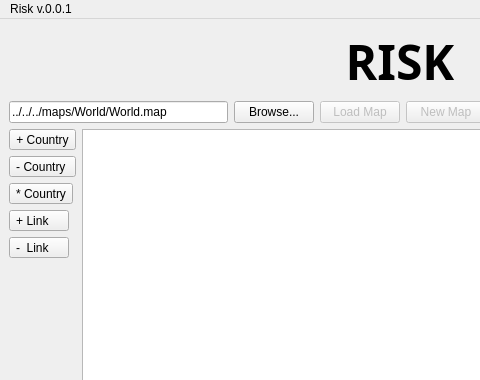
The window that gui/map_editor.ui (TaimoorRana/Risk) describes before a commit, drawn with Qt 5; both pictures show x 0 to 480 and y 0 to 380 of the 800 by 600 pixel window.
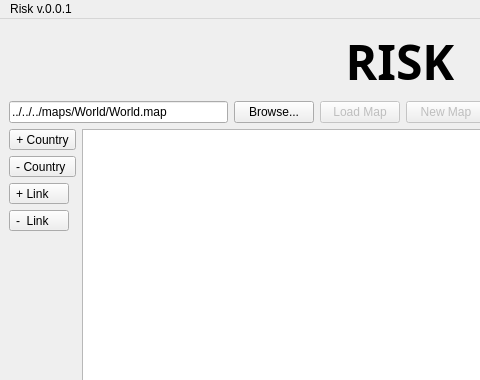
The same window after the commit.

Commit message: Toggleable tool buttons when editing map

Diff of the .ui file:
```diff
--- a/gui/map_editor.ui
+++ b/gui/map_editor.ui
@@ -110,12 +110,8 @@
           <property name="text">
            <string>- Country </string>
           </property>
-         </widget>
-        </item>
-        <item>
-         <widget class="QToolButton" name="moveCountryPushButton">
-          <property name="text">
-           <string>* Country</string>
+          <property name="checkable">
+           <bool>true</bool>
           </property>
          </widget>
         </item>
@@ -124,6 +120,9 @@
           <property name="text">
            <string>+ Link    </string>
           </property>
+          <property name="checkable">
+           <bool>true</bool>
+          </property>
          </widget>
         </item>
         <item>
@@ -131,6 +130,9 @@
           <property name="text">
            <string>-  Link    </string>
           </property>
+          <property name="checkable">
+           <bool>true</bool>
+          </property>
          </widget>
         </item>
         <item>
```
Left out of the diff: 5 changed lines with no effect on the pictures. The commit also changes 4 other files.
